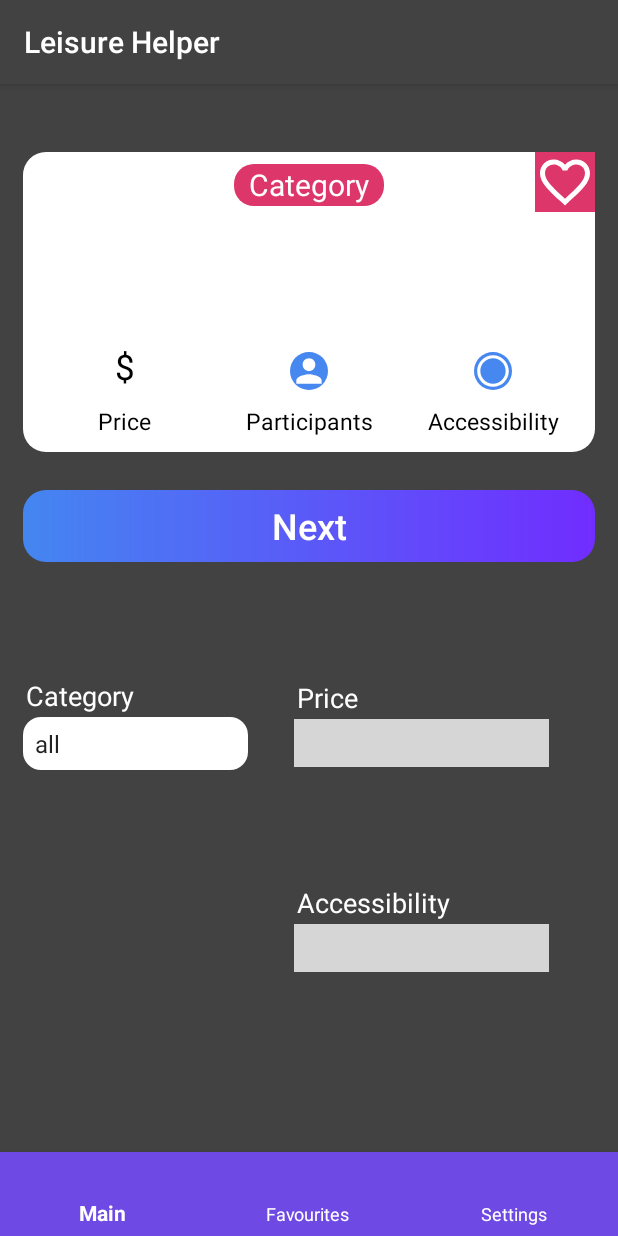
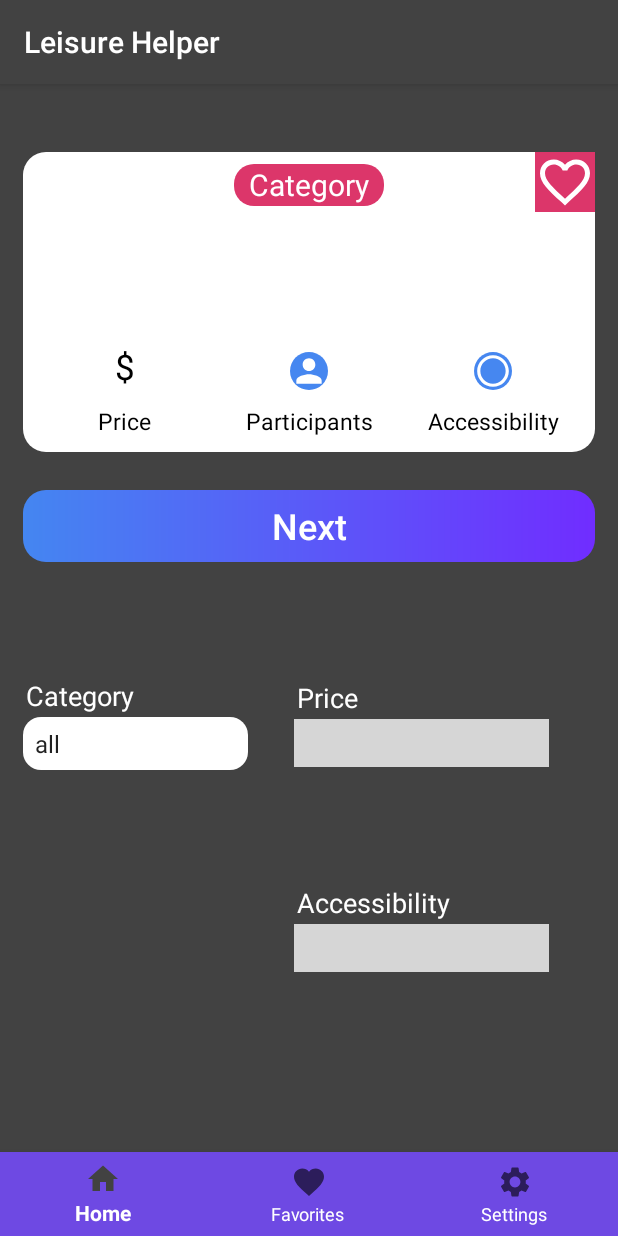
Before and after one commit to BigOnake/Spend-time, an Android app: the MainActivity screen opened directly, with no data from a screen before it, on a phone screen of 412 x 824 dp. Run offline under Robolectric (Android 15) with nearby library versions, the phone set to English and light mode, and no system bars; libraries missing offline, so code that uses them is left out: com.crystal.crystalrangeseekbar; plain views replace CrystalRangeSeekbar; 2 statements that could not run were skipped; grey boxes are pictures that could not be loaded.

Commit message:
доработать избранное добваить анимацию добавить загрузку добавить иконку

```diff
--- a/app/src/main/java/com/example/todourmat/presentation/favourites/FavAdapter.java
+++ b/app/src/main/java/com/example/todourmat/presentation/favourites/FavAdapter.java
@@ -1,10 +1,10 @@
 package com.example.todourmat.presentation.favourites;
 
+import android.util.Log;
 import android.view.LayoutInflater;
 import android.view.View;
 import android.view.ViewGroup;
 import android.widget.ImageView;
-import android.widget.LinearLayout;
 import android.widget.TextView;
 
 import androidx.annotation.NonNull;
@@ -17,14 +17,14 @@ import com.example.todourmat.model.BoredAction;
 
 import java.util.ArrayList;
 
-public class FavAdapter extends RecyclerView.Adapter<ViewHolder> {
+public class FavAdapter extends RecyclerView.Adapter<FavAdapter.ViewHolder> {
 
     public ArrayList<BoredAction> arrayList;
-    OnItemClickListener listener;
+    OnItemClickListener onItemClickListener;
 
     public FavAdapter(ArrayList<BoredAction> list) {
         this.arrayList = list;
-        setListener(listener);
+        setOnItemClickListener(onItemClickListener);
     }
 
     @NonNull
@@ -43,17 +43,14 @@ public class FavAdapter extends RecyclerView.Adapter<ViewHolder> {
         return arrayList.size();
     }
 
-    public void setListener(OnItemClickListener listener){
-        this.listener = listener;
-    }
+    public void setOnItemClickListener(OnItemClickListener onItemClickListener) {
+        this.onItemClickListener = onItemClickListener;
     }
 
+
     class ViewHolder extends RecyclerView.ViewHolder {
-
         ConstraintLayout layout;
         ArrayList<BoredAction> list;
-    OnItemClickListener listener;
-    private boolean is_photo = true;
 
         private TextView favMainText, favCategory, favPrice;
         private ImageView favParticipants, favAccessibility, favFavourites;
@@ -64,14 +61,19 @@ class ViewHolder extends RecyclerView.ViewHolder {
             list.addAll(App.boredStorage.getAllActions());
             layout = itemView.findViewById(R.id.layout);
             favMainText = itemView.findViewById(R.id.fav_main_text);
-
             favCategory = itemView.findViewById(R.id.fav_category);
             favPrice = itemView.findViewById(R.id.fav_price);
             favParticipants = itemView.findViewById(R.id.fav_person);
             favAccessibility = itemView.findViewById(R.id.fav_access);
             favCategory = itemView.findViewById(R.id.fav_category);
-
             favFavourites = itemView.findViewById(R.id.fav_favourite);
+            favFavourites.setOnClickListener((new View.OnClickListener() {
+                @Override
+                public void onClick(View v) {
+                    onItemClickListener.CardID(getAdapterPosition());
+                    Log.d("ololo", "CHECK");
+                }
+            }));
         }
 
         public void onBind(BoredAction boredAction) {
@@ -124,13 +126,5 @@ class ViewHolder extends RecyclerView.ViewHolder {
                 }
             }
         }
-
-    private void favouriteStatus(BoredAction boredAction) {
-        if (is_photo){
-            favFavourites.setImageResource(R.drawable.ic_hearth_full);
-        }else{
-            favFavourites.setImageResource(R.drawable.ic_hearth);
-            App.boredStorage.deleteBoredAction(boredAction);
     }
 }
-}
--- a/app/src/main/java/com/example/todourmat/presentation/favourites/FavouritesFragment.java
+++ b/app/src/main/java/com/example/todourmat/presentation/favourites/FavouritesFragment.java
@@ -17,17 +17,17 @@ import com.example.todourmat.R;
 import com.example.todourmat.model.BoredAction;
 
 import java.util.ArrayList;
+import java.util.Collections;
+import java.util.Objects;
 
 
-public class FavouritesFragment extends Fragment {
+public class FavouritesFragment extends Fragment{
 
     private FavAdapter favAdapter;
+    private RecyclerView recyclerView;
     private ArrayList<BoredAction> list = new ArrayList<>();
 
-
-    public static Fragment newInstance() {
-        return new FavouritesFragment();
-    }
+    public static Fragment newInstance() {return new FavouritesFragment();}
 
     @Override
     public View onCreateView(LayoutInflater inflater, ViewGroup container,
@@ -38,13 +38,25 @@ public class FavouritesFragment extends Fragment {
     @Override
     public void onViewCreated(@NonNull View view, @Nullable Bundle savedInstanceState) {
         super.onViewCreated(view, savedInstanceState);
-        RecyclerView recyclerView = view.findViewById(R.id.fav_recycle_view);
+        recyclerView = view.findViewById(R.id.fav_recycle_view);
         recyclerView.setLayoutManager(new LinearLayoutManager(getContext()));
         list = new ArrayList<>();
         favAdapter = new FavAdapter(list);
         recyclerView.setAdapter(favAdapter);
+
+        favAdapter.setOnItemClickListener(pos -> {
+            App.boredStorage.deleteBoredAction(list.get(pos));
+            loadData();
+        });
+
         loadData();
-        //favAdapter.setListener(cardID -> { });
+    }
+
+    public void loadData() {
+        list.clear();
+        list.addAll(App.boredStorage.getAllActions());
+        Collections.reverse(list);
+        Objects.requireNonNull(recyclerView.getAdapter()).notifyDataSetChanged();
     }
 
     @Override
@@ -53,12 +65,9 @@ public class FavouritesFragment extends Fragment {
         loadData();
     }
 
-    private void loadData() {
-        //App.boredStorage.getAllActions();
-        list.clear();
-        list.addAll(App.boredStorage.getAllActions());
-        favAdapter.notifyDataSetChanged();
+    @Override
+    public void onResume() {
+        super.onResume();
+        loadData();
     }
-
-
 }
--- a/app/src/main/java/com/example/todourmat/presentation/favourites/OnItemClickListener.java
+++ b/app/src/main/java/com/example/todourmat/presentation/favourites/OnItemClickListener.java
@@ -1,5 +1,5 @@
 package com.example.todourmat.presentation.favourites;
 
 public interface OnItemClickListener {
-    void CardID(int cardID);
+    void CardID(int pos);
 }
--- a/app/src/main/java/com/example/todourmat/presentation/main/MainActivity.java
+++ b/app/src/main/java/com/example/todourmat/presentation/main/MainActivity.java
@@ -13,23 +13,18 @@ import android.os.Bundle;
 import com.example.todourmat.R;
 import com.example.todourmat.data.AppPreferences;
 
-import com.example.todourmat.model.BoredAction;
-import com.example.todourmat.presentation.favourites.FavAdapter;
 import com.example.todourmat.presentation.favourites.FavouritesFragment;
 import com.example.todourmat.presentation.intro.IntroActivity;
 import com.example.todourmat.presentation.settings.SettingsFragment;
 import com.google.android.material.bottomnavigation.BottomNavigationView;
 
-import java.util.ArrayList;
-
+import java.util.Objects;
 
 public class MainActivity extends AppCompatActivity {
 
     private ViewPager viewPager;
     private BottomNavigationView bottomNavigationView;
-    private FavAdapter favAdapter;
-    private ArrayList<BoredAction> list = new ArrayList<>();
-
+    private MainPagerAdapter mainPagerAdapter;
 
     public void skipIntroIfShown() {
         AppPreferences appPreferences = new AppPreferences(this);
@@ -50,11 +45,10 @@ public class MainActivity extends AppCompatActivity {
         viewPager = findViewById(R.id.main_view_pager);
         bottomNavigationView = findViewById(R.id.main_bottom_navigation);
 
-        viewPager.setAdapter(new MainPagerAdapter(getSupportFragmentManager()));
+        mainPagerAdapter = new MainPagerAdapter(getSupportFragmentManager());
+
+        viewPager.setAdapter(mainPagerAdapter);
         viewPager.setOffscreenPageLimit(2);
-
-        list = new ArrayList<>();
-        favAdapter = new FavAdapter(list);
 
         bottomNavigationView.setOnNavigationItemSelectedListener(item -> {
             switch (item.getItemId()) {
@@ -70,13 +64,13 @@ public class MainActivity extends AppCompatActivity {
             }
             return false;
         });
-        bottomNavigationView.setItemIconSize(12);
     }
 
     public class MainPagerAdapter extends FragmentPagerAdapter {
 
         public MainPagerAdapter(@NonNull FragmentManager fm) {
-            super(fm);
+            super(fm, FragmentPagerAdapter.BEHAVIOR_RESUME_ONLY_CURRENT_FRAGMENT);
+
         }
 
         public MainPagerAdapter(@NonNull FragmentManager fm, int behavior) {
@@ -90,17 +84,12 @@ public class MainActivity extends AppCompatActivity {
             switch (position) {
                 case 0:
                     fragment = MainFragment.newInstance();
-                    favAdapter.notifyDataSetChanged();
                     break;
                 case 1:
                     fragment = FavouritesFragment.newInstance();
-                    favAdapter.notifyDataSetChanged();
-
                     break;
                 default:
                     fragment = SettingsFragment.newInstance();
-                    favAdapter.notifyDataSetChanged();
-
             }
             return fragment;
         }
--- a/app/src/main/java/com/example/todourmat/presentation/main/MainFragment.java
+++ b/app/src/main/java/com/example/todourmat/presentation/main/MainFragment.java
@@ -21,11 +21,12 @@ import com.example.todourmat.R;
 import com.example.todourmat.data.remote.BoredApiClient;
 import com.example.todourmat.model.BoredAction;
 
-public class MainFragment extends Fragment {
+public class MainFragment extends Fragment{
 
     private TextView mainText, category, price;
     private Spinner spinnerType;
     private String valueOfSpinner;
+    private String nullType = null;
     private CrystalRangeSeekbar seekbar1;
     private CrystalRangeSeekbar seekbar2;
     private ImageView participants, accessibility, favourite;
@@ -33,7 +34,9 @@ public class MainFragment extends Fragment {
     private boolean is_photo = true;
     BoredAction mBoredAction;
 
-    public static Fragment newInstance() {return new MainFragment();}
+    public static Fragment newInstance() {
+        return new MainFragment();
+    }
 
     @Override
     public View onCreateView(LayoutInflater inflater, ViewGroup container,
@@ -50,6 +53,7 @@ public class MainFragment extends Fragment {
         accessibility = v.findViewById(R.id.access);
         favourite = v.findViewById(R.id.favourite);
         price = v.findViewById(R.id.price);
+
         question();
 
         favourite.setOnClickListener(v12 -> MainFragment.this.favouriteStatus());
@@ -63,16 +67,15 @@ public class MainFragment extends Fragment {
     }
 
     private void question() {
-        App.boredApiClient.getAction(null, null, valueOfSpinner,
+        App.boredApiClient.getAction(null, null, nullType,
                 minPrice, maxPrice, minAccessibility, maxAccessibility,
                 new BoredApiClient.BoredActionCallback() {
                     @Override
                     public void onSuccess(BoredAction boredAction) {
-                        /*App.boredStorage.saveBoredAction(boredAction);
                         for (BoredAction action : App.boredStorage.getAllActions()) {
                             Log.d("ololo", action.toString());
-                        }*/
-                        Log.d("ololo", "Receive " + boredAction.toString());
+                        }
+                        Log.i("ololo", "Receive " + boredAction.toString());
 
                         activityFilter(boredAction);
                         categoryFilter(boredAction);
@@ -84,35 +87,37 @@ public class MainFragment extends Fragment {
                     }
 
                     @Override
-                    public void onFailure(Exception ex) {
-                    }
+                    public void onFailure(Exception ex) {}
                 });
     }
 
-    private void activityFilter(BoredAction boredAction){
-        if (boredAction.getActivity() == null){
+    private void activityFilter(BoredAction boredAction) {
+        if (boredAction.getActivity() == null) {
             mainText.setText(R.string.activity_null_string);
-        }else{
+        } else {
             mainText.setText(boredAction.getActivity());
         }
     }
 
-    private void categoryFilter(BoredAction boredAction){
+    private void categoryFilter(BoredAction boredAction) {
         spinnerType.setOnItemSelectedListener(new AdapterView.OnItemSelectedListener() {
             @Override
             public void onItemSelected(AdapterView<?> parent, View view, int position, long id) {
                 valueOfSpinner = spinnerType.getSelectedItem().toString();
-                category.setText(valueOfSpinner);}
+                category.setText(valueOfSpinner); }
             @Override
             public void onNothingSelected(AdapterView<?> parent) {
-                Toast.makeText(getContext(), "No item is selected", Toast.LENGTH_SHORT).show(); }});
+                Toast.makeText(getContext(), "No item is selected", Toast.LENGTH_SHORT).show();}
+        });
 
         if (spinnerType.getSelectedItem().toString().equals("all")) {
-            boredAction.setType(boredAction.getType());
+            boredAction.setType(nullType);
         } else {
             boredAction.setType(spinnerType.getSelectedItem().toString());
+            nullType = boredAction.getType();
         }
-        category.setText(boredAction.getType());
+        //category.setText(boredAction.getType());
+        category.setText(nullType);
     }
 
     private void priceFilter(BoredAction boredAction) {
@@ -167,13 +172,14 @@ public class MainFragment extends Fragment {
     }
 
     private void favouriteStatus() {
-        if (is_photo){
+        if (is_photo) {
             favourite.setImageResource(R.drawable.ic_hearth_full);
             App.boredStorage.saveBoredAction(mBoredAction);
-        }else{
+        } else {
             favourite.setImageResource(R.drawable.ic_hearth);
             App.boredStorage.deleteBoredAction(mBoredAction);
         }
         is_photo = !is_photo;
     }
+
 }
--- /dev/null
+++ b/app/src/main/res/drawable/ic_home.xml
@@ -0,0 +1,5 @@
+<vector android:height="24dp" android:tint="#FFFFFF"
+    android:viewportHeight="24" android:viewportWidth="24"
+    android:width="24dp" xmlns:android="http://schemas.android.com/apk/res/android">
+    <path android:fillColor="@android:color/white" android:pathData="M10,20v-6h4v6h5v-8h3L12,3 2,12h3v8z"/>
+</vector>
--- /dev/null
+++ b/app/src/main/res/drawable/ic_settings.xml
@@ -0,0 +1,5 @@
+<vector android:height="24dp" android:tint="#FFFFFF"
+    android:viewportHeight="24" android:viewportWidth="24"
+    android:width="24dp" xmlns:android="http://schemas.android.com/apk/res/android">
+    <path android:fillColor="@android:color/white" android:pathData="M19.14,12.94c0.04,-0.3 0.06,-0.61 0.06,-0.94c0,-0.32 -0.02,-0.64 -0.07,-0.94l2.03,-1.58c0.18,-0.14 0.23,-0.41 0.12,-0.61l-1.92,-3.32c-0.12,-0.22 -0.37,-0.29 -0.59,-0.22l-2.39,0.96c-0.5,-0.38 -1.03,-0.7 -1.62,-0.94L14.4,2.81c-0.04,-0.24 -0.24,-0.41 -0.48,-0.41h-3.84c-0.24,0 -0.43,0.17 -0.47,0.41L9.25,5.35C8.66,5.59 8.12,5.92 7.63,6.29L5.24,5.33c-0.22,-0.08 -0.47,0 -0.59,0.22L2.74,8.87C2.62,9.08 2.66,9.34 2.86,9.48l2.03,1.58C4.84,11.36 4.8,11.69 4.8,12s0.02,0.64 0.07,0.94l-2.03,1.58c-0.18,0.14 -0.23,0.41 -0.12,0.61l1.92,3.32c0.12,0.22 0.37,0.29 0.59,0.22l2.39,-0.96c0.5,0.38 1.03,0.7 1.62,0.94l0.36,2.54c0.05,0.24 0.24,0.41 0.48,0.41h3.84c0.24,0 0.44,-0.17 0.47,-0.41l0.36,-2.54c0.59,-0.24 1.13,-0.56 1.62,-0.94l2.39,0.96c0.22,0.08 0.47,0 0.59,-0.22l1.92,-3.32c0.12,-0.22 0.07,-0.47 -0.12,-0.61L19.14,12.94zM12,15.6c-1.98,0 -3.6,-1.62 -3.6,-3.6s1.62,-3.6 3.6,-3.6s3.6,1.62 3.6,3.6S13.98,15.6 12,15.6z"/>
+</vector>
--- a/app/src/main/res/layout/fragment_main.xml
+++ b/app/src/main/res/layout/fragment_main.xml
@@ -205,7 +205,7 @@
         app:max_value="0.5"
         app:min_value="0.0"
         app:right_thumb_color="#693BFD"
-        app:right_thumb_color_pressed="#030B47" />
+        app:right_thumb_color_pressed="#030B47"/>
 
     <!--============-->
 
--- a/app/src/main/res/menu/menu.xml
+++ b/app/src/main/res/menu/menu.xml
@@ -2,11 +2,14 @@
 <menu xmlns:android="http://schemas.android.com/apk/res/android">
 
     <item android:id="@+id/nav_main"
-        android:title="Main"/>
+        android:title="@string/bnb_home_string"
+        android:icon="@drawable/ic_home"/>
 
     <item android:id="@+id/nav_favourites"
-        android:title="Favourites"/>
+        android:title="@string/bnb_fav_string"
+        android:icon="@drawable/ic_hearth_full"/>
 
     <item android:id="@+id/nav_settings"
-        android:title="Settings"/>
+        android:title="@string/bnb_settings_string"
+        android:icon="@drawable/ic_settings"/>
 </menu>
--- a/app/src/main/res/values/strings.xml
+++ b/app/src/main/res/values/strings.xml
@@ -39,5 +39,10 @@
     <string name="vp_page2_string">Find out how to spend your free time!</string>
     <string name="vp_page3_string">Let\'s Begin!</string>
 
+    //BNB
+    <string name="bnb_home_string">Home</string>
+    <string name="bnb_fav_string">Favorites</string>
+    <string name="bnb_settings_string">Settings</string>
+
     <string name="hello_blank_fragment">Hello blank fragment</string>
 </resources>
```
Also changed, not shown: app/src/main/java/com/example/todourmat/presentation/settings/SettingsFragment.java (+4 -3 lines). Lines whose indentation alone changed are shown as unchanged.
